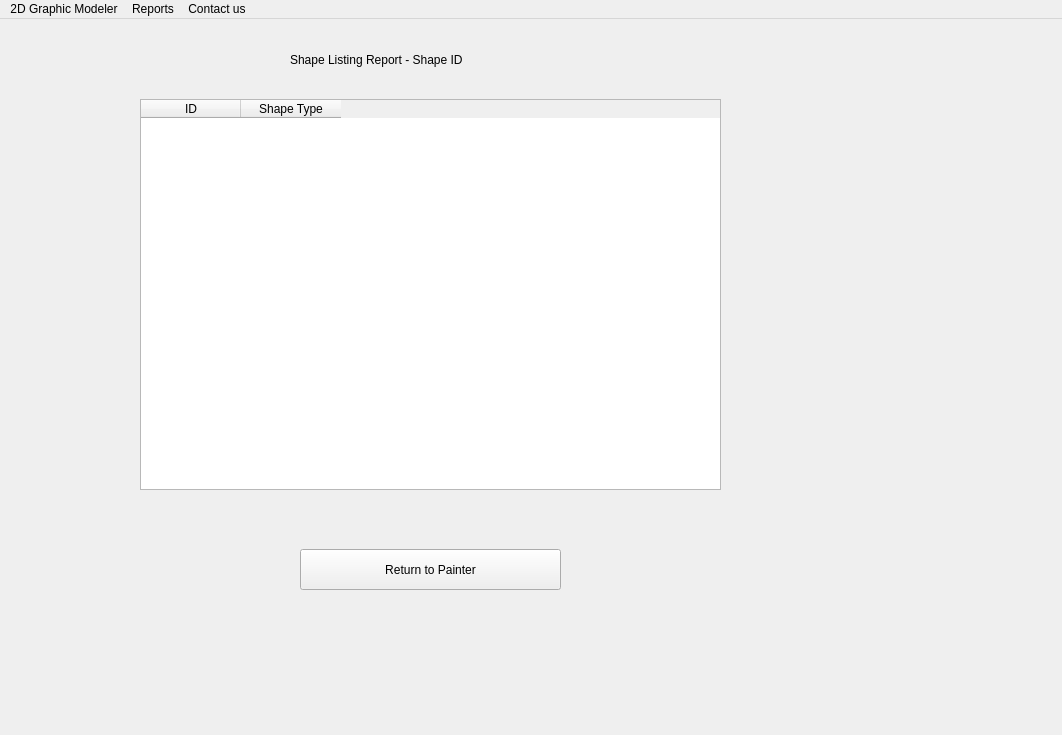
Above: mainwindow.ui from Rothcolt/PetCemetery before the change. Below: the same form after it.
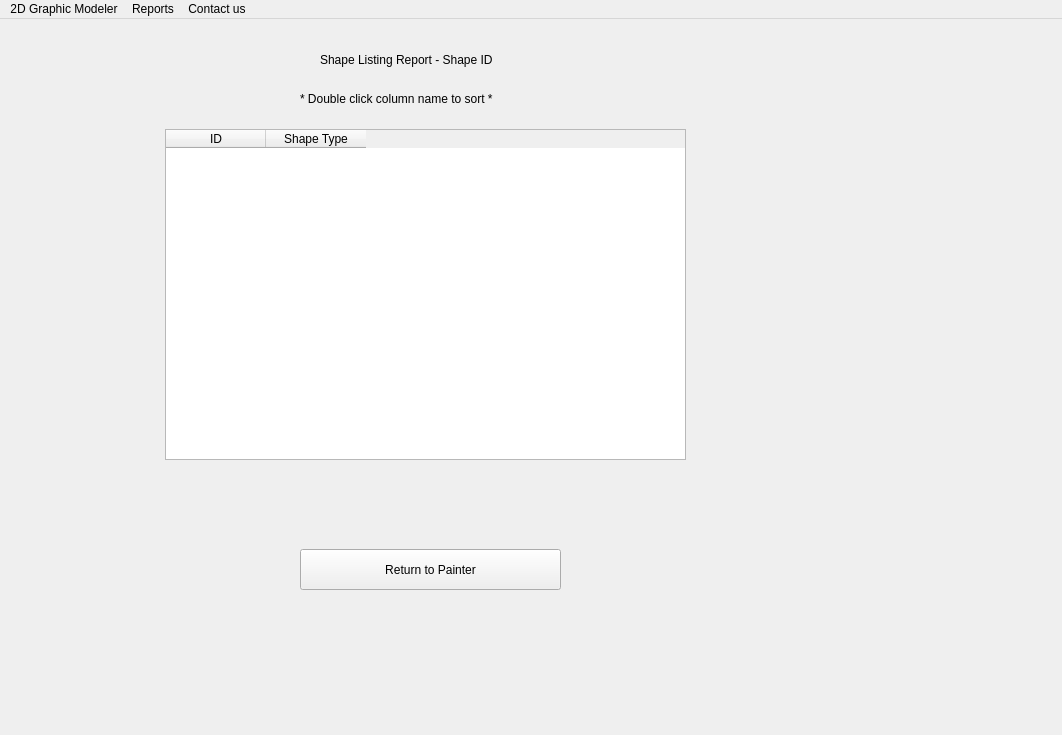
That is the form after the change. The open tabs and pages were chosen to show the change. Custom widgets are drawn as their Qt base class.

Commit message: Added sorted shape listing & type data member to shape classes

What changed in the file:
```diff
--- a/mainwindow.ui
+++ b/mainwindow.ui
@@ -1399,7 +1399,7 @@
      <widget class="QLabel" name="label">
       <property name="geometry">
        <rect>
-        <x>280</x>
+        <x>310</x>
         <y>40</y>
         <width>211</width>
         <height>21</height>
@@ -1409,29 +1409,6 @@
        <string>Shape Listing Report - Shape ID</string>
       </property>
      </widget>
-     <widget class="QTableWidget" name="id_listing">
-      <property name="geometry">
-       <rect>
-        <x>130</x>
-        <y>90</y>
-        <width>581</width>
-        <height>391</height>
-       </rect>
-      </property>
-      <property name="sizeAdjustPolicy">
-       <enum>QAbstractScrollArea::AdjustToContents</enum>
-      </property>
-      <column>
-       <property name="text">
-        <string>ID</string>
-       </property>
-      </column>
-      <column>
-       <property name="text">
-        <string>Shape Type</string>
-       </property>
-      </column>
-     </widget>
      <widget class="QPushButton" name="pushButton">
       <property name="geometry">
        <rect>
@@ -1445,6 +1422,39 @@
        <string>Return to Painter</string>
       </property>
      </widget>
+     <widget class="QTableWidget" name="tableWidget">
+      <property name="geometry">
+       <rect>
+        <x>155</x>
+        <y>120</y>
+        <width>521</width>
+        <height>331</height>
+       </rect>
+      </property>
+      <column>
+       <property name="text">
+        <string>ID</string>
+       </property>
+      </column>
+      <column>
+       <property name="text">
+        <string>Shape Type</string>
+       </property>
+      </column>
+     </widget>
+     <widget class="QLabel" name="label_2">
+      <property name="geometry">
+       <rect>
+        <x>290</x>
+        <y>80</y>
+        <width>231</width>
+        <height>20</height>
+       </rect>
+      </property>
+      <property name="text">
+       <string>* Double click column name to sort *</string>
+      </property>
+     </widget>
     </widget>
     <widget class="QWidget" name="contact_us_page">
      <widget class="QLabel" name="contact_header">
```
Left out of the diff: 2 changed lines with no effect on the pictures. The commit also changes 22 other files.
